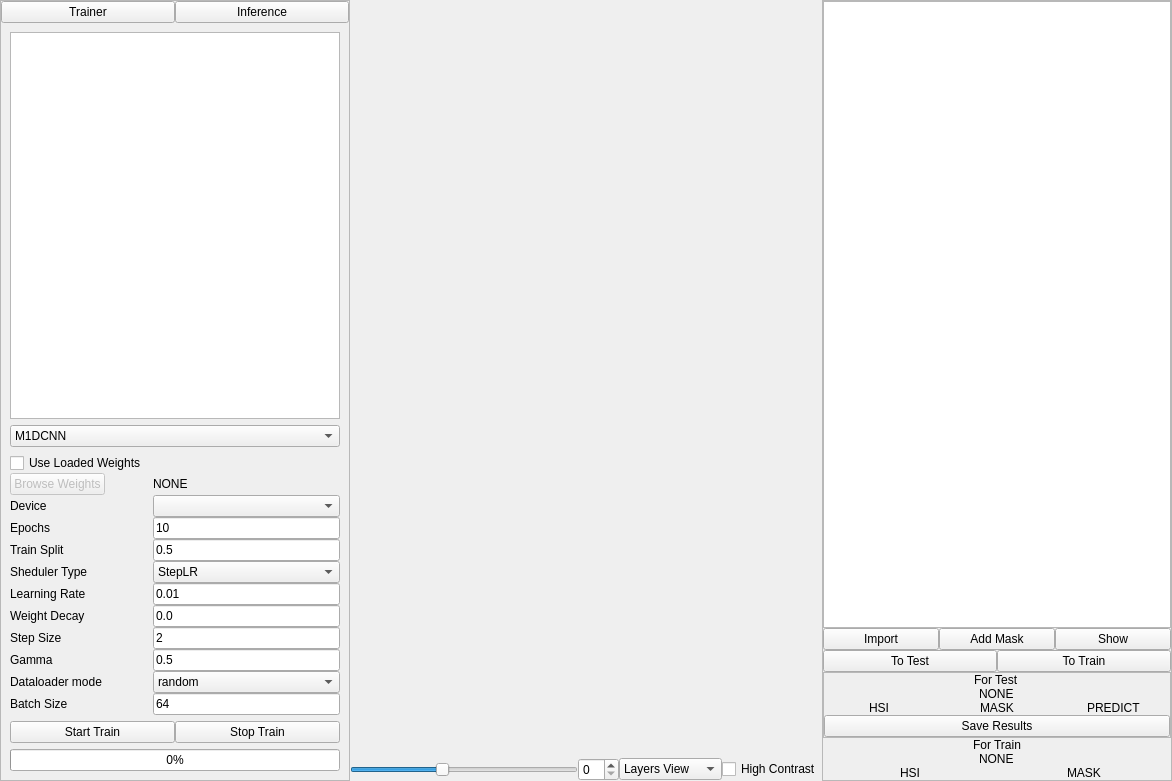
Before: the Qt Designer form gui/mac_trainer.ui in OpenHSL/OpenHSL, drawn with Qt 5.
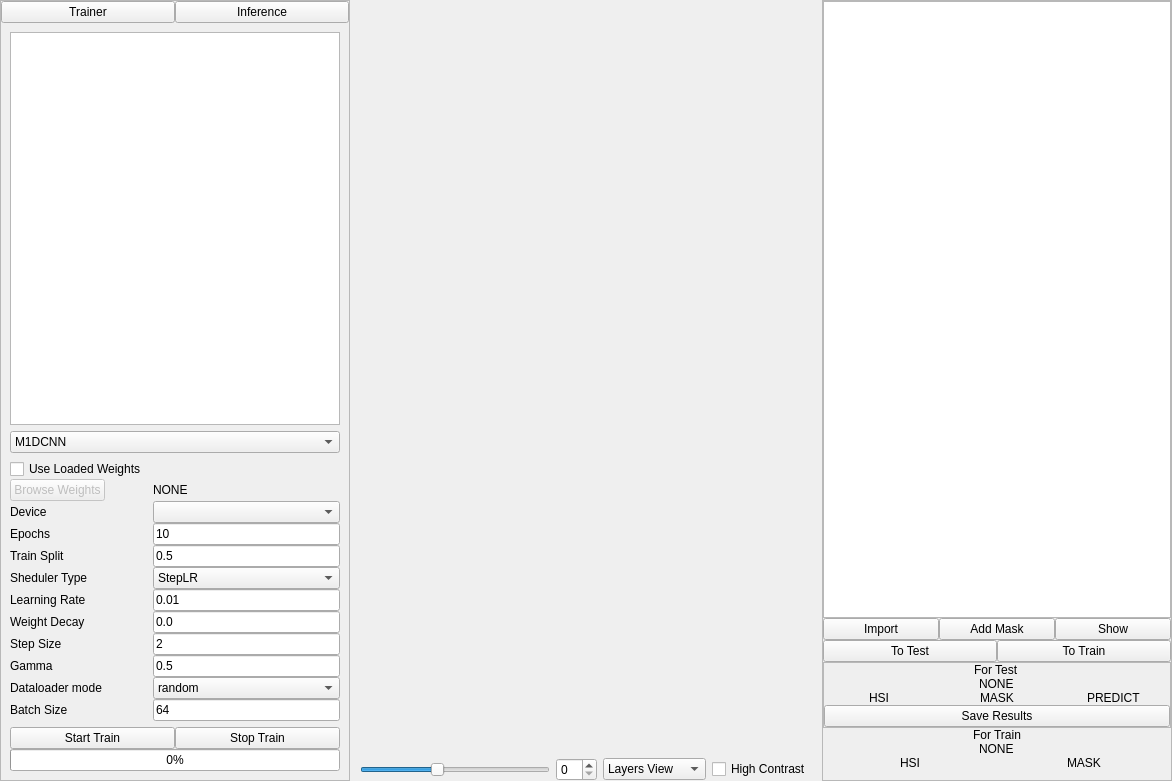
After: the same form once the commit is applied. The open tabs and pages were chosen to show the change. Custom widgets are drawn as their Qt base class.

Commit message: fix GPU usage

```diff
--- a/gui/mac_trainer.ui
+++ b/gui/mac_trainer.ui
@@ -468,6 +468,30 @@
             </widget>
            </item>
            <item>
+            <widget class="QFrame" name="frame_2">
+             <property name="frameShape">
+              <enum>QFrame::NoFrame</enum>
+             </property>
+             <property name="frameShadow">
+              <enum>QFrame::Raised</enum>
+             </property>
+             <layout class="QVBoxLayout" name="verticalLayout_10">
+              <property name="spacing">
+               <number>0</number>
+              </property>
+              <property name="leftMargin">
+               <number>0</number>
+              </property>
+              <property name="topMargin">
+               <number>0</number>
+              </property>
+              <property name="rightMargin">
+               <number>0</number>
+              </property>
+              <property name="bottomMargin">
+               <number>0</number>
+              </property>
+              <item>
             <widget class="QFrame" name="frame_8">
              <property name="frameShape">
               <enum>QFrame::NoFrame</enum>
@@ -517,6 +541,9 @@
            </item>
           </layout>
          </widget>
+           </item>
+          </layout>
+         </widget>
         </widget>
        </item>
       </layout>
@@ -585,16 +612,16 @@
          </property>
          <layout class="QHBoxLayout" name="horizontalLayout_5">
           <property name="spacing">
-           <number>0</number>
+           <number>-1</number>
           </property>
           <property name="leftMargin">
-           <number>0</number>
+           <number>10</number>
           </property>
           <property name="topMargin">
            <number>0</number>
           </property>
           <property name="rightMargin">
-           <number>0</number>
+           <number>10</number>
           </property>
           <property name="bottomMargin">
            <number>0</number>
@@ -932,7 +959,7 @@
            <number>0</number>
           </property>
           <property name="bottomMargin">
-           <number>0</number>
+           <number>10</number>
           </property>
           <item alignment="Qt::AlignHCenter|Qt::AlignTop">
            <widget class="QLabel" name="label">
```
Left out of the diff: 2 changed lines with no effect on the pictures. Lines whose indentation alone changed are shown as unchanged. The commit also changes 1 other file.
